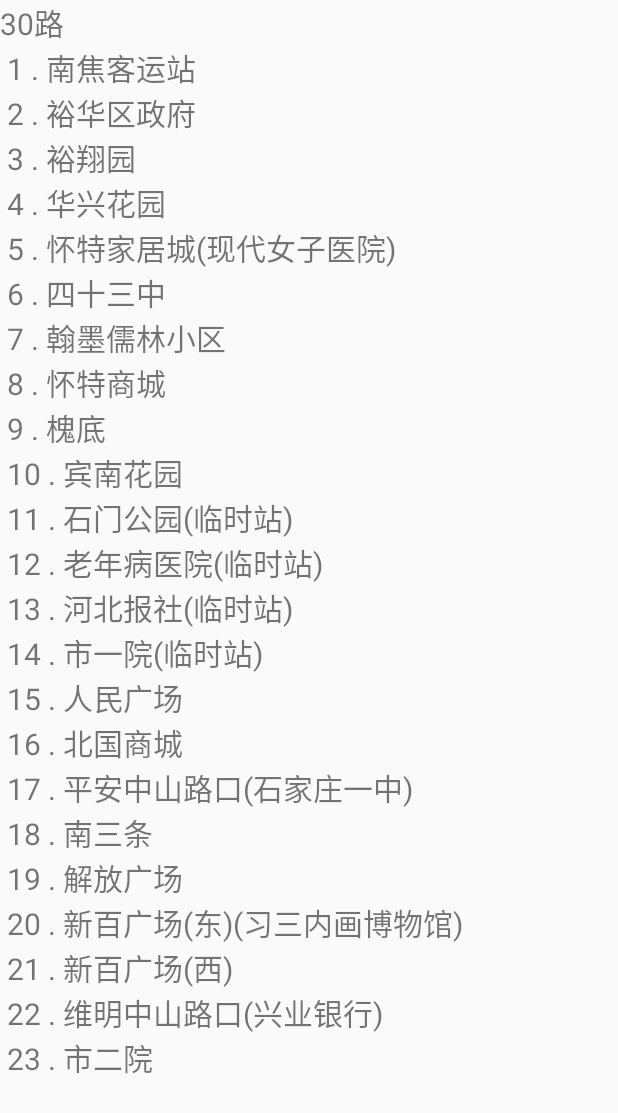
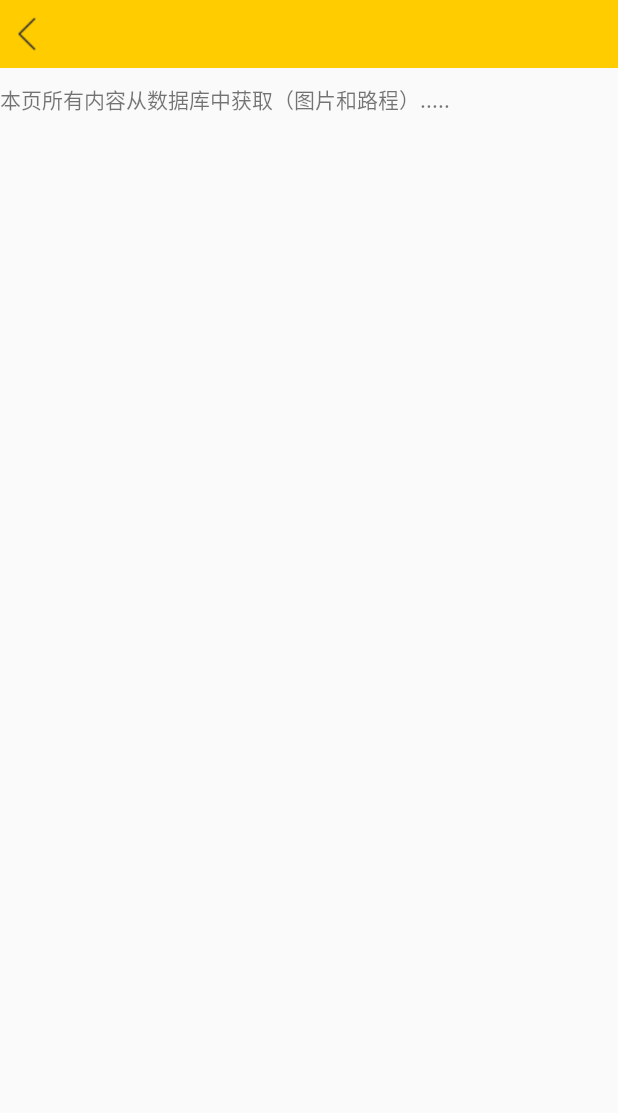
Before and after one commit to mingxin-yang/Trail, an Android app: the BusStopActivity screen opened directly, with no data from a screen before it, after a tap on "新百/北国/勒泰", on a phone screen of 412 x 824 dp. Shown: the top 1113 px of the screen. Run offline under Robolectric (Android 15) with nearby library versions, the phone set to English and light mode, and no system bars; 2 other taps on this screen came first.

Commit message:
出行页面效果与主页面统一，删去重复页面及代码

```diff
--- a/app/build.gradle
+++ b/app/build.gradle
@@ -3,14 +3,14 @@
 android {
     sourceSets{
         main{
-            jniLibs.srcDirs=['lib']
+            jniLibs.srcDirs=['libs']
         }
     }
     signingConfigs {
         config {
             keyAlias 'key'
-            keyPassword '654321'
-            storeFile file('E:/AndroidSDK/keystore.jks')
+            keyPassword '123456'
+            storeFile file('C:/Android/android-studio/keystore.jks')
             storePassword '123456'
         }
     }
--- a/app/src/main/AndroidManifest.xml
+++ b/app/src/main/AndroidManifest.xml
@@ -67,7 +67,7 @@
 
         <meta-data
             android:name="com.baidu.lbsapi.API_KEY"
-            android:value="5mtxMu6EeQ3V8x25nKZqoyBICSFF35Ag" />
+            android:value="4lrDd2HeLqg8aeso9YoYAj9IjjX88h8C" />
 
             <!--android:value="5mtxMu6EeQ3V8x25nKZqoyBICSFF35Ag" />-->
 
@@ -87,10 +87,7 @@
         <activity android:name=".com.adroid.huizhao.ViewPager.JieShao2"/>
         <activity android:name=".com.adroid.huizhao.ViewPager.JieShao3"/>
 
-        <activity android:name=".wangyang.BGActivity"/>
         <activity android:name=".wangyang.MoveList"/>
-        <activity android:name=".wangyang.HCZActivity"/>
-        <activity android:name=".wangyang.WDActivity"/>
         <activity android:name=".welcomepage.First"/>
         <activity android:name=".homepage.MainActivity"/>
         <activity android:name=".welcomepage.NotFirst">
--- a/app/src/main/java/com/android/trail/homepage/MainActivity.java
+++ b/app/src/main/java/com/android/trail/homepage/MainActivity.java
@@ -10,14 +10,11 @@
 import android.view.View;
 import android.view.ViewGroup;
 import android.widget.ImageView;
-import android.widget.Toast;
 
 import com.android.trail.R;
 import com.android.trail.com.adroid.huizhao.ViewPager.JieShaoActivity;
 import com.android.trail.hongxue.Discuss;
 import com.android.trail.map.Map;
-import com.android.trail.map.MapShow_list;
-import com.android.trail.map.Map_list;
 import com.android.trail.wangyang.BusStopActivity;
 import com.android.trail.xizheng.PersonalActivity;
 import com.android.trail.zhenfeng.FJTabview;
@@ -134,8 +131,6 @@
                         break;
                 }
 
-                Toast.makeText(mactivity,"烈火燃烧",Toast.LENGTH_LONG).show();
-
             }
         };
     }
--- a/app/src/main/java/com/android/trail/hongxue/Discuss.java
+++ b/app/src/main/java/com/android/trail/hongxue/Discuss.java
@@ -107,7 +107,7 @@
         //加载xml中的上下文菜单
         super.onCreateContextMenu(menu,v,menuInfo);
         MenuInflater menuInflater = getMenuInflater();
-        menuInflater.inflate(R.menu.main,menu);
+        menuInflater.inflate(R.menu.discuss_menu,menu);
     }
     @Override
     public boolean onContextItemSelected(MenuItem item) {
--- a/app/src/main/java/com/android/trail/map/Map.java
+++ b/app/src/main/java/com/android/trail/map/Map.java
@@ -15,7 +15,6 @@
 import com.baidu.mapapi.map.BitmapDescriptorFactory;
 import com.baidu.mapapi.map.MapStatusUpdate;
 import com.baidu.mapapi.map.MapStatusUpdateFactory;
-import com.baidu.mapapi.map.MapView;
 import com.baidu.mapapi.map.Marker;
 import com.baidu.mapapi.map.MarkerOptions;
 import com.baidu.mapapi.map.OverlayOptions;
--- a/app/src/main/java/com/android/trail/wangyang/BGActivity.java
+++ /dev/null
@@ -1,15 +0,0 @@
-package com.android.trail.wangyang;
-
-import android.support.v7.app.AppCompatActivity;
-import android.os.Bundle;
-
-import com.android.trail.R;
-
-public class BGActivity extends AppCompatActivity {
-
-    @Override
-    protected void onCreate(Bundle savedInstanceState) {
-        super.onCreate(savedInstanceState);
-        setContentView(R.layout.activity_bg);
-    }
-}
--- a/app/src/main/java/com/android/trail/wangyang/BusStopActivity.java
+++ b/app/src/main/java/com/android/trail/wangyang/BusStopActivity.java
@@ -1,9 +1,4 @@
 package com.android.trail.wangyang;
-
-import java.util.ArrayList;
-import java.util.HashMap;
-import java.util.List;
-import java.util.Map;
 
 import android.app.Activity;
 import android.content.Intent;
@@ -17,11 +12,17 @@
 import android.widget.SimpleAdapter;
 
 import com.android.trail.R;
+import com.android.trail.homepage.MainActivity;
+
+import java.util.ArrayList;
+import java.util.HashMap;
+import java.util.List;
+import java.util.Map;
 
 
 public class BusStopActivity extends Activity {
     private ListView Lv = null;
-    private Button btn1,btn2,btn3;
+    private Button btn1,btn2,btn3,bstop_back;
 
     @Override
     protected void onCreate(Bundle savedInstanceState) {
@@ -49,10 +50,11 @@
         btn1 = (Button)findViewById(R.id.btn1);
         btn2 = (Button)findViewById(R.id.btn2);
         btn3 = (Button)findViewById(R.id.btn3);
+        bstop_back = (Button)findViewById(R.id.bstop_back);
         btn1.setOnClickListener(new View.OnClickListener() {
             @Override
             public void onClick(View view) {
-                Intent intent = new Intent(BusStopActivity.this,WDActivity.class);
+                Intent intent = new Intent(BusStopActivity.this,MoveList.class);
                 startActivity(intent);
 
             }
@@ -60,7 +62,7 @@
         btn2.setOnClickListener(new View.OnClickListener() {
             @Override
             public void onClick(View view) {
-                Intent intent = new Intent(BusStopActivity.this,BGActivity.class);
+                Intent intent = new Intent(BusStopActivity.this,MoveList.class);
                 startActivity(intent);
 
             }
@@ -68,13 +70,18 @@
         btn3.setOnClickListener(new View.OnClickListener() {
             @Override
             public void onClick(View view) {
-                Intent intent = new Intent(BusStopActivity.this,HCZActivity.class);
+                Intent intent = new Intent(BusStopActivity.this,MoveList.class);
                 startActivity(intent);
 
             }
         });
-
-
+        bstop_back.setOnClickListener(new View.OnClickListener() {
+            @Override
+            public void onClick(View v) {
+                Intent intent = new Intent(BusStopActivity.this, MainActivity.class);
+                startActivity(intent);
+            }
+        });
 
 
         List<Map<String, Object>> data = new ArrayList<>();
--- a/app/src/main/res/layout/activity_bg.xml
+++ /dev/null
@@ -1,18 +0,0 @@
-<?xml version="1.0" encoding="utf-8"?>
-<RelativeLayout
-    xmlns:android="http://schemas.android.com/apk/res/android"
-    xmlns:tools="http://schemas.android.com/tools"
-    android:id="@+id/activity_bg"
-    android:layout_width="match_parent"
-    android:layout_height="match_parent"
-    android:paddingBottom="@dimen/activity_vertical_margin"
-    android:paddingLeft="@dimen/activity_horizontal_margin"
-    android:paddingRight="@dimen/activity_horizontal_margin"
-    android:paddingTop="@dimen/activity_vertical_margin"
-    tools:context="com.android.trail.wangyang.BGActivity">
-    <TextView
-        android:text="@string/list_30"
-        android:textSize="20sp"
-        android:layout_width="match_parent"
-        android:layout_height="wrap_content"/>
-</RelativeLayout>
--- a/app/src/main/res/layout/model.xml
+++ b/app/src/main/res/layout/model.xml
@@ -9,18 +9,31 @@
     android:paddingLeft="@dimen/activity_horizontal_margin"
     android:paddingRight="@dimen/activity_horizontal_margin"
     android:paddingTop="@dimen/activity_vertical_margin"
-    android:orientation="horizontal"
+    android:orientation="vertical"
     tools:context="com.android.trail.wangyang.MoveList">
-    <ImageView
-        android:id="@+id/Iv"
-        android:layout_width="wrap_content"
-        android:layout_height="wrap_content"
-        android:src="@drawable/bus_30"/>
+    <LinearLayout
+        android:orientation="horizontal"
+        android:layout_width="match_parent"
+        android:layout_height="45dp"
+        android:background="#FFCC00">
+        <Button
+            android:id="@+id/mlist_back"
+            android:layout_width="25dp"
+            android:layout_height="25dp"
+            android:background="@drawable/goback"
+            android:layout_marginTop="10dp"
+            android:layout_marginLeft="5dp"/>
+    </LinearLayout>
+    <LinearLayout
+        android:orientation="vertical"
+        android:layout_width="match_parent"
+        android:layout_height="match_parent">
 
     <TextView
+        android:layout_marginTop="10dp"
         android:id="@+id/tv_message"
         android:layout_width="wrap_content"
         android:layout_height="wrap_content"
-        android:text="@string/list_30"/>
-
+        android:text="本页所有内容从数据库中获取（图片和路程）....."/>
+    </LinearLayout>
 </LinearLayout>
--- a/app/src/main/res/values/strings.xml
+++ b/app/src/main/res/values/strings.xml
@@ -7,58 +7,6 @@
     <string name="xuexiao">学&#160;&#160;&#160;&#160;&#160;&#160;&#160;&#160;校</string>
     <string name="dc_nickname">一个炫酷的名字总会引人注目</string>
     <string name="action_settings">Settings</string>
-    <string name="list_30">
-        30路\n
-        1 . 南焦客运站\n
-2 . 裕华区政府\n
-3 . 裕翔园\n
-4 . 华兴花园\n
-5 . 怀特家居城(现代女子医院)\n
-6 . 四十三中\n
-7 . 翰墨儒林小区\n
-8 . 怀特商城\n
-9 . 槐底\n
-10 . 宾南花园\n
-11 . 石门公园(临时站)\n
-12 . 老年病医院(临时站)\n
-13 . 河北报社(临时站)\n
-14 . 市一院(临时站)\n
-15 . 人民广场\n
-16 . 北国商城\n
-17 . 平安中山路口(石家庄一中)\n
-18 . 南三条\n
-19 . 解放广场\n
-20 . 新百广场(东)(习三内画博物馆)\n
-21 . 新百广场(西)\n
-22 . 维明中山路口(兴业银行)\n
-23 . 市二院</string>
-    <string name="list_65">
-        65路\n
-        1 南焦客运站\n
-        2 南二环体育\n
-        3 赵卜口\n
-        4 建华塔南路口\n
-        5 南王\n
-        6 大石门\n
-        7 世纪公园东\n
-        8 万达广场
-    </string>
-    <string name="list_215">
-        215路\n
-        1. 南焦客运站\n
-        2. 润丰五金城\n
-        3. 汇祥路东口\n
-        4. 火车站(东广场)
-    </string>
-    <string name="list_72">
-        72路\n
-        1. 南焦客运站\n
-        2. 河北师大\n
-        3. 润丰五金城\n
-        4. 维明新石南\n
-        5. 火车站(西广场)
-    </string>
-
     <string name="btn1_str">万达广场</string>
     <string name="btn2_str">新百/北国/勒泰</string>
     <string name="btn3_str">火车站</string>
```
Also changed, not shown: app/src/main/java/com/android/trail/wangyang/HCZActivity.java (deleted, +0 -15 lines), app/src/main/java/com/android/trail/wangyang/MoveList.java (+12 -10 lines), app/src/main/java/com/android/trail/wangyang/WDActivity.java (deleted, +0 -15 lines), app/src/main/res/drawable/shape.xml (added, +12 -0 lines), app/src/main/res/layout/activity_bus_stop.xml (+26 -1 lines), app/src/main/res/layout/activity_hcz.xml (deleted, +0 -28 lines), app/src/main/res/layout/activity_wd.xml (deleted, +0 -18 lines), app/src/main/res/layout/item.xml (+12 -11 lines), app/src/main/res/drawable/goback.png (added).
